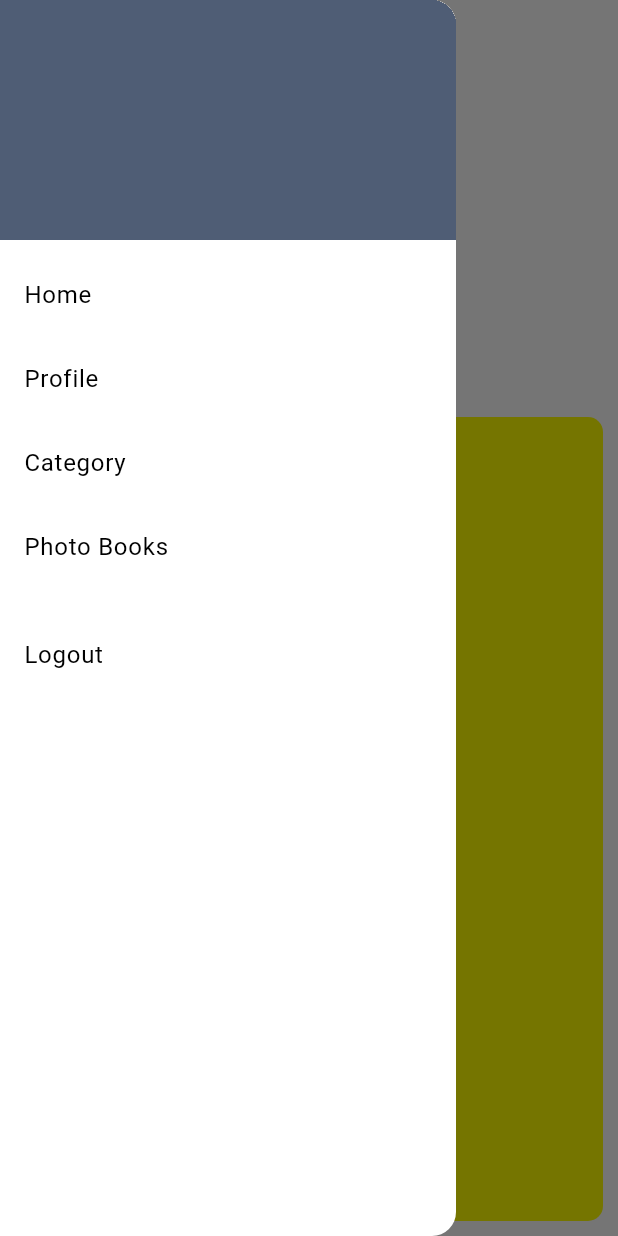
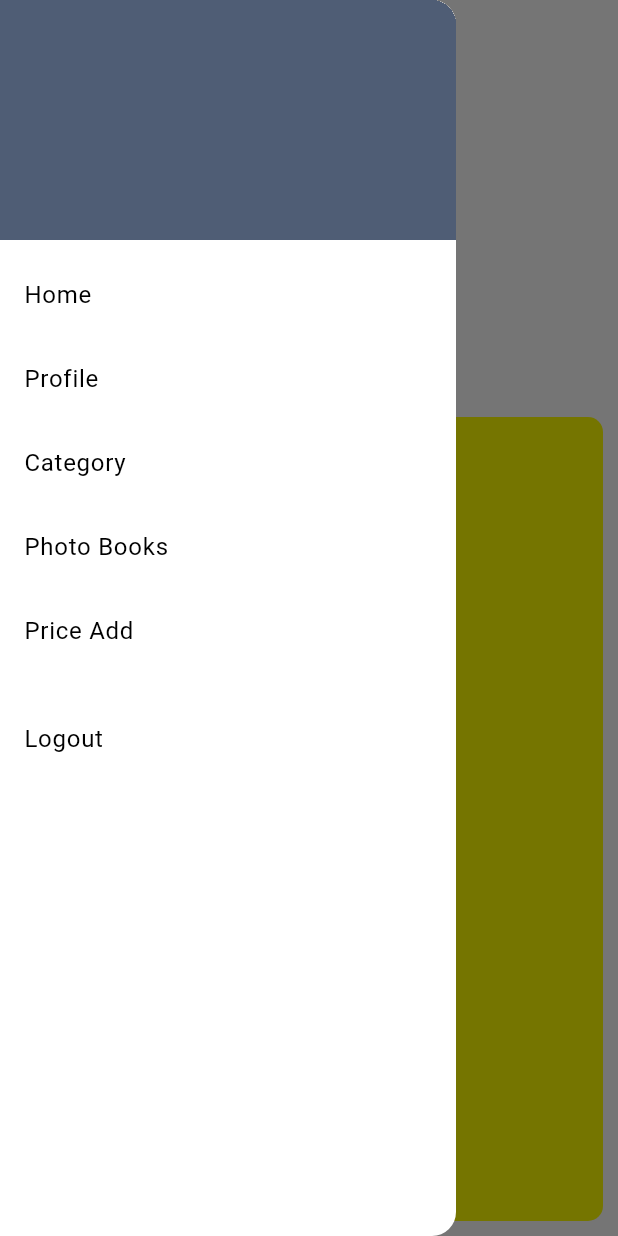
Before and after one commit to FayssalBenMousssa/HeritageDev, a Flutter app: the screen it shows once a user with an empty profile is signed in, with the side drawer open, on a phone screen of 412 x 824 dp. Run offline on Flutter 3.47's test engine with Material 3 defaults, Android fonts, the phone set to English and light mode, and no system bars; our stand-ins replace cached_network_image, cloud_firestore, firebase_auth, firebase_core, firebase_storage, flutter_form_builder and 3 more; missing offline and left inert: page_flip; accounts and stored records are empty.

Commit message:
add price
price add

```diff
--- a/lib/app_left_drawer.dart
+++ b/lib/app_left_drawer.dart
@@ -52,6 +52,12 @@ class AppLeftDrawer extends StatelessWidget {
               Navigator.pushNamed(context, '/photo_book');
             },
           ),
+          ListTile(
+            title: const Text('Price Add '), // Add menu item for Photo Books
+            onTap: () {
+              Navigator.pushNamed(context, '/price_add');
+            },
+          ),
           const Divider(),
           ListTile(
             title: const Text('Logout'),
--- a/lib/app_routes.dart
+++ b/lib/app_routes.dart
@@ -5,6 +5,7 @@ import 'package:heritage/home_screen.dart';
 import 'package:heritage/authentication/screens/registration_screen.dart';
 import 'package:heritage/authentication/screens/profile_screen.dart';
 import 'package:heritage/authentication/screens/edit_profile_screen.dart';
+import 'package:heritage/photo_book/screens/add_price_screen.dart';
 import 'package:heritage/photo_book/screens/category_screen.dart';
 import 'package:heritage/photo_book/screens/photo_book_screen.dart';
 import 'package:heritage/photo_book/screens/photo_book_client_screen.dart';
@@ -24,6 +25,7 @@ class AppRoutes {
     '/category': (context) => const CategoryScreen(),
     '/photo_book': (context) => const PhotoBookScreen(),
     '/photo_book_client': (context) => const PhotoBookClientScreen(),
+    '/price_add': (context) => const AddPriceScreen(),
     // Add more routes as needed
   };
 }
--- /dev/null
+++ b/lib/photo_book/models/price.dart
@@ -0,0 +1,46 @@
+
+import 'package:heritage/photo_book/models/size.dart';
+
+class Price {
+  final int id;
+  final Size size;
+  final DateTime? datestart;
+  final DateTime? dateEnd;
+  final double coverPrice;
+  final double pagePrice;
+  final double basePrice;
+
+  Price({
+    required this.id,
+    required this.size,
+    required this.datestart,
+    required this.dateEnd,
+    required this.coverPrice,
+    required this.pagePrice,
+    required this.basePrice,
+  });
+
+  Map<String, dynamic> toMap() {
+    return {
+      'id': id,
+      'size': size.toMap(), // Assuming Size class has a toMap() method
+      'datestart': datestart,
+      'dateEnd': dateEnd,
+      'coverPrice': coverPrice,
+      'pagePrice': pagePrice,
+      'basePrice': basePrice,
+    };
+  }
+
+  static Price fromMap(Map<String, dynamic> map) {
+    return Price(
+      id: map['id'] ?? 0,
+      size: Size.fromMap(map['size'] ?? {}), // Assuming Size class has a fromMap() method
+      datestart: DateTime.parse(map['datestart'] ?? ''),
+      dateEnd: DateTime.parse(map['dateEnd'] ?? ''),
+      coverPrice: map['coverPrice'] ?? 0.0,
+      pagePrice: map['pagePrice'] ?? 0.0,
+      basePrice: map['basePrice'] ?? 0.0,
+    );
+  }
+}
--- a/lib/photo_book/models/size.dart
+++ b/lib/photo_book/models/size.dart
@@ -11,6 +11,9 @@ class Size {
     return {
       'name': name,
       'dimensions': dimensions,
+
+
+
     };
   }
 
--- a/pubspec.yaml
+++ b/pubspec.yaml
@@ -44,6 +44,7 @@ dependencies:
   firebase_storage: ^11.6.9
   flutter_form_builder: ^7.0.0
   page_flip: ^0.2.3
+  win32: ^5.5.3
 
 
 dev_dependencies:
```
Also changed, not shown: lib/photo_book/screens/add_price_screen.dart (added, +219 -0 lines), pubspec.lock, 1 other file.
